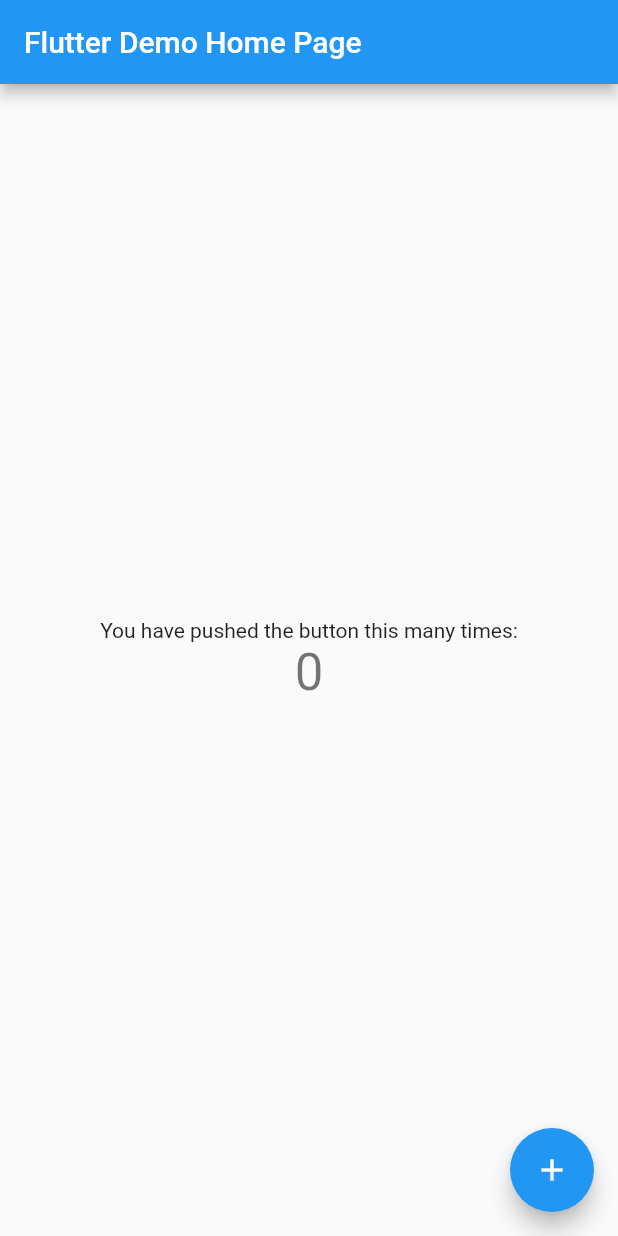
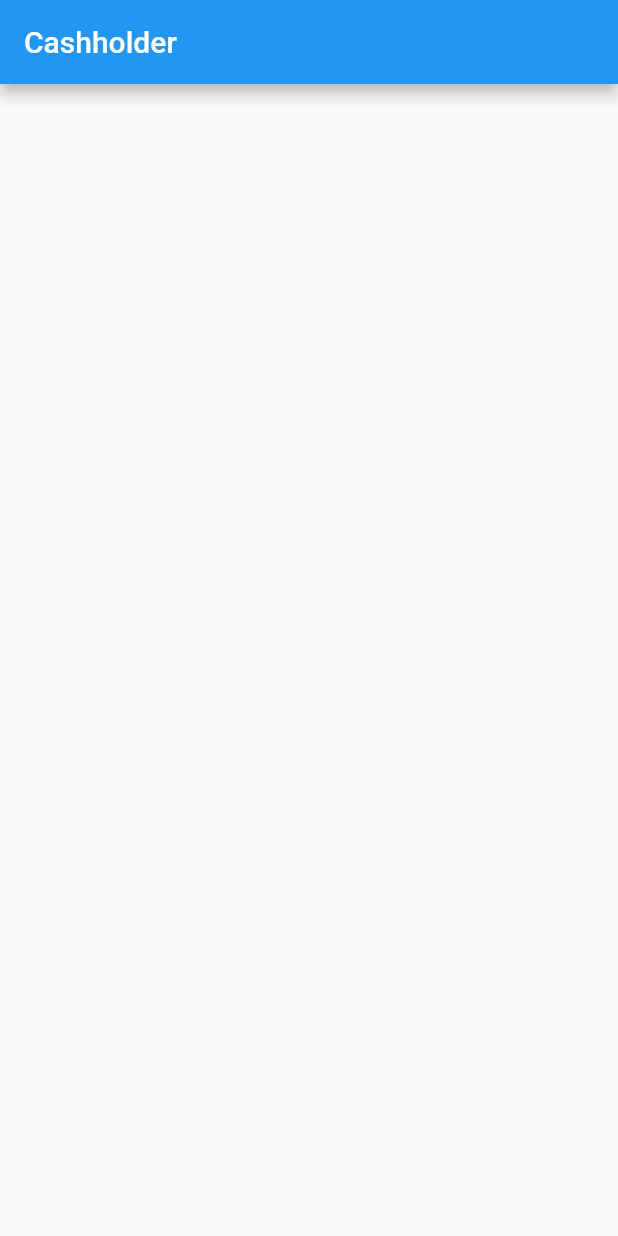
Before and after one commit to DavydovSergey/cashholder, a Flutter app: the screen it shows after launch, on a phone screen of 412 x 824 dp. Run offline on Flutter 3.47's test engine with Material 2 defaults, Android fonts, the phone set to English and light mode, and no system bars.

Commit message:
chore: setup project (#1)
chore: почистил комментарии в файлах, обновил версию, зарефакторил main.dart

```diff
--- a/lib/main.dart
+++ b/lib/main.dart
@@ -5,113 +5,24 @@
 }
 
 class MyApp extends StatelessWidget {
-  // This widget is the root of your application.
   @override
   Widget build(BuildContext context) {
     return MaterialApp(
       title: 'Flutter Demo',
       theme: ThemeData(
-        // This is the theme of your application.
-        //
-        // Try running your application with "flutter run". You'll see the
-        // application has a blue toolbar. Then, without quitting the app, try
-        // changing the primarySwatch below to Colors.green and then invoke
-        // "hot reload" (press "r" in the console where you ran "flutter run",
-        // or simply save your changes to "hot reload" in a Flutter IDE).
-        // Notice that the counter didn't reset back to zero; the application
-        // is not restarted.
         primarySwatch: Colors.blue,
-        // This makes the visual density adapt to the platform that you run
-        // the app on. For desktop platforms, the controls will be smaller and
-        // closer together (more dense) than on mobile platforms.
         visualDensity: VisualDensity.adaptivePlatformDensity,
       ),
-      home: MyHomePage(title: 'Flutter Demo Home Page'),
+      home: HomePage(),
     );
   }
 }
 
-class MyHomePage extends StatefulWidget {
-  MyHomePage({Key key, this.title}) : super(key: key);
-
-  // This widget is the home page of your application. It is stateful, meaning
-  // that it has a State object (defined below) that contains fields that affect
-  // how it looks.
-
-  // This class is the configuration for the state. It holds the values (in this
-  // case the title) provided by the parent (in this case the App widget) and
-  // used by the build method of the State. Fields in a Widget subclass are
-  // always marked "final".
-
-  final String title;
-
+class HomePage extends StatelessWidget {
   @override
-  _MyHomePageState createState() => _MyHomePageState();
+  Widget build(BuildContext context) => Scaffold(
+        appBar: AppBar(
+          title: Text('Cashholder'),
+        ),
+      );
 }
-
-class _MyHomePageState extends State<MyHomePage> {
-  int _counter = 0;
-
-  void _incrementCounter() {
-    setState(() {
-      // This call to setState tells the Flutter framework that something has
-      // changed in this State, which causes it to rerun the build method below
-      // so that the display can reflect the updated values. If we changed
-      // _counter without calling setState(), then the build method would not be
-      // called again, and so nothing would appear to happen.
-      _counter++;
-    });
-  }
-
-  @override
-  Widget build(BuildContext context) {
-    // This method is rerun every time setState is called, for instance as done
-    // by the _incrementCounter method above.
-    //
-    // The Flutter framework has been optimized to make rerunning build methods
-    // fast, so that you can just rebuild anything that needs updating rather
-    // than having to individually change instances of widgets.
-    return Scaffold(
-      appBar: AppBar(
-        // Here we take the value from the MyHomePage object that was created by
-        // the App.build method, and use it to set our appbar title.
-        title: Text(widget.title),
-      ),
-      body: Center(
-        // Center is a layout widget. It takes a single child and positions it
-        // in the middle of the parent.
-        child: Column(
-          // Column is also a layout widget. It takes a list of children and
-          // arranges them vertically. By default, it sizes itself to fit its
-          // children horizontally, and tries to be as tall as its parent.
-          //
-          // Invoke "debug painting" (press "p" in the console, choose the
-          // "Toggle Debug Paint" action from the Flutter Inspector in Android
-          // Studio, or the "Toggle Debug Paint" command in Visual Studio Code)
-          // to see the wireframe for each widget.
-          //
-          // Column has various properties to control how it sizes itself and
-          // how it positions its children. Here we use mainAxisAlignment to
-          // center the children vertically; the main axis here is the vertical
-          // axis because Columns are vertical (the cross axis would be
-          // horizontal).
-          mainAxisAlignment: MainAxisAlignment.center,
-          children: <Widget>[
-            Text(
-              'You have pushed the button this many times:',
-            ),
-            Text(
-              '$_counter',
-              style: Theme.of(context).textTheme.headline4,
-            ),
-          ],
-        ),
-      ),
-      floatingActionButton: FloatingActionButton(
-        onPressed: _incrementCounter,
-        tooltip: 'Increment',
-        child: Icon(Icons.add),
-      ), // This trailing comma makes auto-formatting nicer for build methods.
-    );
-  }
-}
```
Also changed, not shown: pubspec.yaml (+2 -60 lines), 3 other files.
